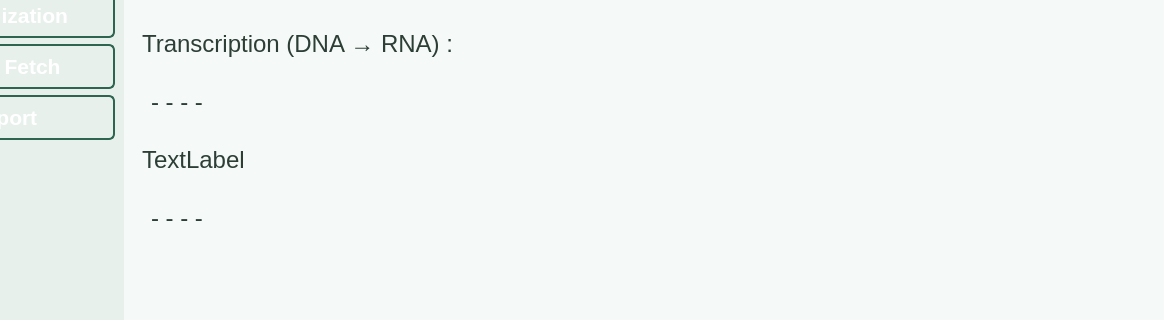
Old version of the form form.ui in the repository Meliani-Mehdi/bioInfo; both pictures show x 116 to 1280 and y 284 to 604 of the 1280 by 720 pixel window.
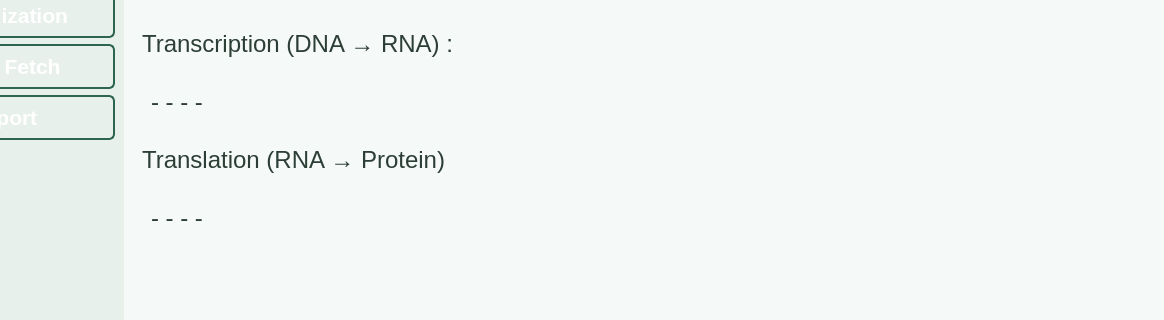
New version of the form. Icons and pictures are not drawn.

Diff of the .ui file:
```diff
--- a/form.ui
+++ b/form.ui
@@ -1335,7 +1335,7 @@
                 </font>
                </property>
                <property name="text">
-                <string>TextLabel</string>
+                <string>Translation (RNA → Protein)</string>
                </property>
               </widget>
              </item>
```
Left out of the diff: 6 changed lines with no effect on the pictures.
